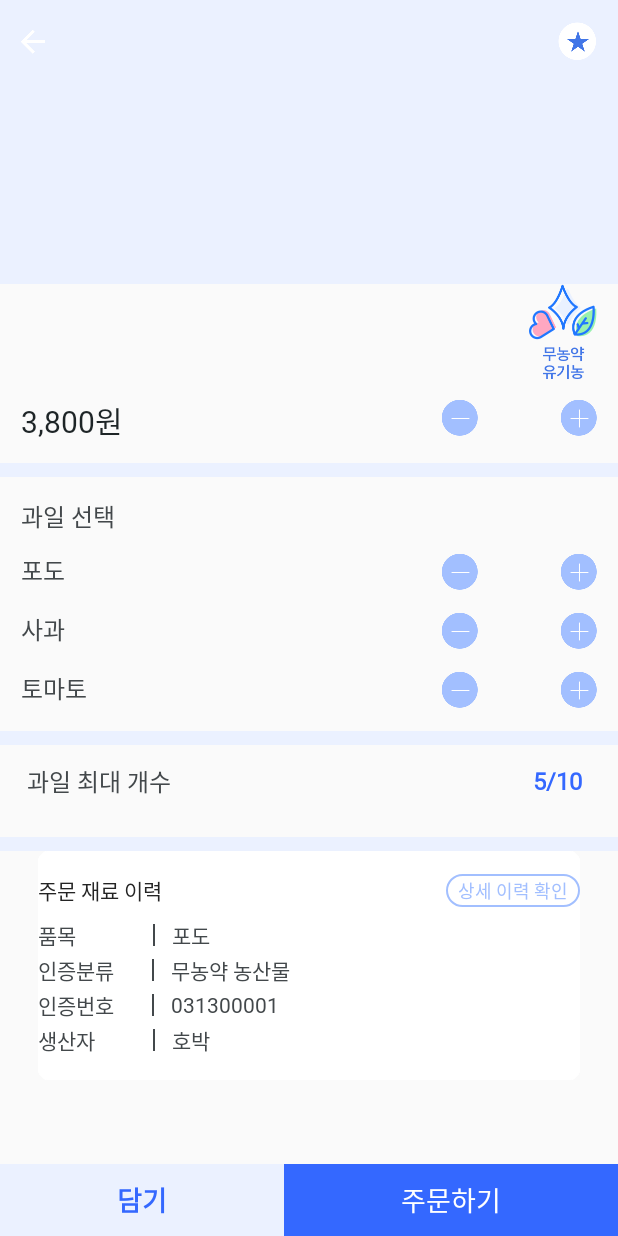
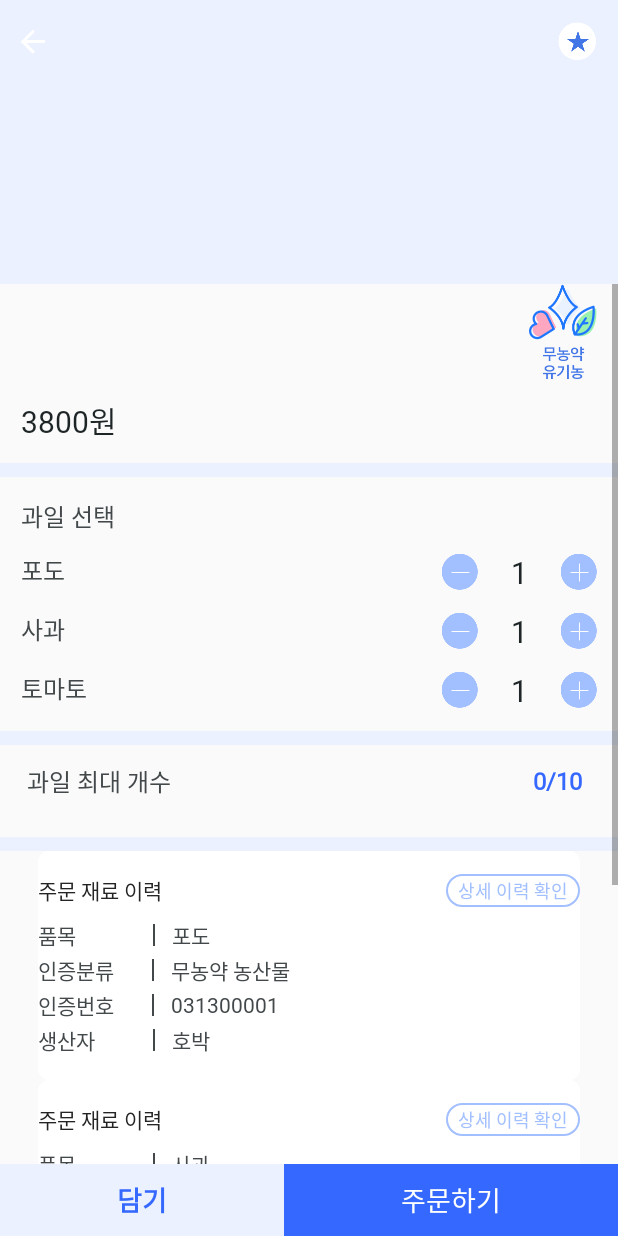
Before and after one commit to OrlaProject/Orla_Android, an Android app: the FruitDetailActivity screen opened directly, with no data from a screen before it, on a phone screen of 412 x 824 dp. Run offline under Robolectric (Android 15) with nearby library versions, the phone set to English and light mode, and no system bars.

Commit message:
FruitDetailActivity

```diff
--- a/app/src/main/java/com/genius/orla/UI/fruit/FruitDetailActivity.kt
+++ b/app/src/main/java/com/genius/orla/UI/fruit/FruitDetailActivity.kt
@@ -3,11 +3,102 @@ package com.genius.orla.UI.fruit
 import androidx.appcompat.app.AppCompatActivity
 import android.os.Bundle
 import com.genius.orla.R
+import kotlinx.android.synthetic.main.activity_check_order.*
+import kotlinx.android.synthetic.main.activity_fruit_detail.*
+import org.jetbrains.anko.toast
 
 class FruitDetailActivity : AppCompatActivity() {
+
+
+    var grapeCount : Int = 1
+    var appleCount : Int = 1
+    var tomatoCount : Int = 1
+
+    var totalFruit : Int = 0
 
     override fun onCreate(savedInstanceState: Bundle?) {
         super.onCreate(savedInstanceState)
         setContentView(R.layout.activity_fruit_detail)
+
+        setContent()
+        setOnBtnClickListener()
+    }
+
+    private fun setContent() {
+        txt_fruit_act_grape_count.text = grapeCount.toString()
+        txt_fruit_act_apple_count.text = appleCount.toString()
+        txt_fruit_act_tomato_count.text = tomatoCount.toString()
+
+        txt_fruit_act_maximum.text = totalFruit.toString()
+    }
+
+    private fun setOnBtnClickListener() {
+        // 포도
+        btn_fruit_act_grape_minus.setOnClickListener {
+            if(grapeCount ==1 || grapeCount <1)
+                toast("최소 수량 입니다.")
+
+            txt_fruit_act_grape_count.text = (grapeCount-1).toString()
+
+            totalFruit += grapeCount-1
+            txt_fruit_act_maximum.text = totalFruit.toString()
+        }
+
+        btn_fruit_act_grape_plus.setOnClickListener {
+            if(totalFruit == 10 || totalFruit>10 )
+                toast("최대 수량 입니다.")
+
+
+            txt_fruit_act_grape_count.text = (grapeCount+1).toString()
+
+            totalFruit += grapeCount+1
+            txt_fruit_act_maximum.text = totalFruit.toString()
+        }
+
+        //사과
+
+        btn_fruit_act_apple_minus.setOnClickListener {
+            if(appleCount ==1 || appleCount <1)
+                toast("최소 수량 입니다.")
+
+            txt_fruit_act_apple_count.text = (appleCount-1).toString()
+
+            totalFruit += appleCount-1
+            txt_fruit_act_maximum.text = totalFruit.toString()
+        }
+
+        btn_fruit_act_apple_plus.setOnClickListener {
+            if(totalFruit == 10 || totalFruit>10 )
+                toast("최대 수량 입니다.")
+
+
+            txt_fruit_act_apple_count.text = (appleCount+1).toString()
+
+            totalFruit += appleCount+1
+            txt_fruit_act_maximum.text = totalFruit.toString()
+        }
+
+        //토마토
+
+        btn_fruit_act_tomato_minus.setOnClickListener {
+            if(tomatoCount ==1 || tomatoCount <1)
+                toast("최소 수량 입니다.")
+
+            txt_fruit_act_tomato_count.text = (tomatoCount-1).toString()
+
+            totalFruit += tomatoCount-1
+            txt_fruit_act_maximum.text = totalFruit.toString()
+        }
+
+        btn_fruit_act_tomato_plus.setOnClickListener {
+            if(totalFruit == 10 || totalFruit>10 )
+                toast("최대 수량 입니다.")
+
+
+            txt_fruit_act_tomato_count.text = (tomatoCount+1).toString()
+
+            totalFruit += tomatoCount+1
+            txt_fruit_act_maximum.text = totalFruit.toString()
+        }
     }
 }
--- a/app/src/main/res/layout/activity_fruit_detail.xml
+++ b/app/src/main/res/layout/activity_fruit_detail.xml
@@ -37,6 +37,8 @@
             android:src="@drawable/star_icon"/>
     </RelativeLayout>
     <ScrollView
+        android:layout_paddingTop="16dp"
+        android:layout_above="@+id/ll_fruit_detail_btn"
         android:layout_below="@+id/img_fruit_act_thumb"
         android:layout_width="match_parent"
         android:layout_height="wrap_content">
@@ -99,47 +101,19 @@
             android:layout_marginTop="12dp">
 
             <TextView
+                android:id="@+id/txt_fruit_act_set_price"
                 android:layout_width="wrap_content"
                 android:layout_height="wrap_content"
                 android:textSize="20sp"
                 android:textColor="#1e2527"
                 android:fontFamily="@font/noto_sans_cjkkr_medium"
-                android:text="3,800원"/>
+                android:text="3800원"/>
 
 
             <RelativeLayout
                 android:layout_width="103dp"
                 android:layout_height="wrap_content"
                 android:layout_alignParentRight="true">
-
-                <ImageView
-                    android:id="@+id/btn_fruit_act_set_minus"
-                    android:layout_width="wrap_content"
-                    android:layout_height="wrap_content"
-                    android:layout_centerVertical="true"
-                    android:layout_alignParentLeft="true"
-                    android:src="@drawable/mino_icon"/>
-
-
-                <TextView
-                    android:id="@+id/txt_fruit_act_set_count"
-                    android:layout_width="wrap_content"
-                    android:layout_height="wrap_content"
-                    android:textSize="20sp"
-                    android:textColor="#1e2527"
-                    android:layout_centerHorizontal="true"
-                    android:gravity="end"
-                    android:fontFamily="@font/noto_sans_cjkkr_medium"
-                    tools:text="1"/>
-
-                <ImageView
-                    android:id="@+id/btn_fruit_act_set_plus"
-                    android:layout_width="wrap_content"
-                    android:layout_height="wrap_content"
-                    android:layout_centerVertical="true"
-                    android:layout_alignParentRight="true"
-                    android:src="@drawable/plus_icon"/>
-
 
             </RelativeLayout>
 
@@ -375,6 +349,7 @@
 
     <!-- 주문 재료 이력 : 포도 -->
     <LinearLayout
+        android:id="@+id/grape"
         android:layout_below="@+id/view3"
         android:paddingBottom="16dp"
         android:orientation="vertical"
@@ -419,7 +394,7 @@
                 android:background="@color/charcoal_grey"
                 android:layout_marginLeft="51.5dp"/>
             <TextView
-                android:id="@+id/txt_check_order_act_category"
+                android:id="@+id/txt_fruit_act_grape_category"
                 android:layout_marginLeft="11.5dp"
                 android:text="포도"
                 style="@style/regularCharcoalGrayStyle14sp"/>
@@ -440,7 +415,7 @@
                 android:background="@color/charcoal_grey"
                 android:layout_marginLeft="25.5dp"/>
             <TextView
-                android:id="@+id/txt_check_order_act_class"
+                android:id="@+id/txt_fruit_act_grape_class"
                 android:layout_marginLeft="11.5dp"
                 android:text="무농약 농산물"
                 style="@style/regularCharcoalGrayStyle14sp"/>
@@ -462,7 +437,7 @@
                 android:background="@color/charcoal_grey"
                 android:layout_marginLeft="25.5dp"/>
             <TextView
-                android:id="@+id/txt_check_order_act_number"
+                android:id="@+id/txt_fruit_act_grape_number"
                 android:layout_marginLeft="11.5dp"
                 android:text="031300001"
                 style="@style/regularCharcoalGrayStyle14sp"/>
@@ -483,7 +458,7 @@
                 android:background="@color/charcoal_grey"
                 android:layout_marginLeft="38.5dp"/>
             <TextView
-                android:id="@+id/txt_check_order_act_producer"
+                android:id="@+id/txt_fruit_act_grape_producer"
                 android:layout_marginLeft="11.5dp"
                 android:text="호박"
                 style="@style/regularCharcoalGrayStyle14sp"/>
@@ -493,7 +468,8 @@
 
     <!-- 주문 재료 이력 : 사과 -->
     <LinearLayout
-        android:layout_below="@+id/view3"
+        android:id="@+id/apple"
+        android:layout_below="@+id/grape"
         android:paddingBottom="16dp"
         android:orientation="vertical"
         android:layout_width="match_parent"
@@ -537,9 +513,9 @@
                 android:background="@color/charcoal_grey"
                 android:layout_marginLeft="51.5dp"/>
             <TextView
-                android:id="@+id/txt_check_order_act_category"
+                android:id="@+id/txt_fruit_detail_act_apple_category"
                 android:layout_marginLeft="11.5dp"
-                android:text="포도"
+                android:text="사과"
                 style="@style/regularCharcoalGrayStyle14sp"/>
         </LinearLayout>
 
@@ -558,7 +534,7 @@
                 android:background="@color/charcoal_grey"
                 android:layout_marginLeft="25.5dp"/>
             <TextView
-                android:id="@+id/txt_check_order_act_class"
+                android:id="@+id/txt_fruit_detail_act_apple_class"
                 android:layout_marginLeft="11.5dp"
                 android:text="무농약 농산물"
                 style="@style/regularCharcoalGrayStyle14sp"/>
@@ -580,7 +556,7 @@
                 android:background="@color/charcoal_grey"
                 android:layout_marginLeft="25.5dp"/>
             <TextView
-                android:id="@+id/txt_check_order_act_number"
+                android:id="@+id/txt_fruit_detail_act_apple_number"
                 android:layout_marginLeft="11.5dp"
                 android:text="031300001"
                 style="@style/regularCharcoalGrayStyle14sp"/>
@@ -601,9 +577,9 @@
                 android:background="@color/charcoal_grey"
                 android:layout_marginLeft="38.5dp"/>
             <TextView
-                android:id="@+id/txt_check_order_act_producer"
+                android:id="@+id/txt_fruit_detail_act_apple_producer"
                 android:layout_marginLeft="11.5dp"
-                android:text="호박"
+                android:text="김남길"
                 style="@style/regularCharcoalGrayStyle14sp"/>
         </LinearLayout>
 
@@ -611,7 +587,8 @@
 
     <!-- 주문 재료 이력 : 토마토 -->
     <LinearLayout
-        android:layout_below="@+id/view3"
+        android:id="@+id/tomato"
+        android:layout_below="@+id/apple"
         android:paddingBottom="16dp"
         android:orientation="vertical"
         android:layout_width="match_parent"
@@ -655,9 +632,9 @@
                 android:background="@color/charcoal_grey"
                 android:layout_marginLeft="51.5dp"/>
             <TextView
-                android:id="@+id/txt_check_order_act_category"
+                android:id="@+id/txt_fruit_act_tomato_category"
                 android:layout_marginLeft="11.5dp"
-                android:text="포도"
+                android:text="토마토"
                 style="@style/regularCharcoalGrayStyle14sp"/>
         </LinearLayout>
 
@@ -676,7 +653,7 @@
                 android:background="@color/charcoal_grey"
                 android:layout_marginLeft="25.5dp"/>
             <TextView
-                android:id="@+id/txt_check_order_act_class"
+                android:id="@+id/txt_fruit_act_tomatot_class"
                 android:layout_marginLeft="11.5dp"
                 android:text="무농약 농산물"
                 style="@style/regularCharcoalGrayStyle14sp"/>
@@ -698,7 +675,7 @@
                 android:background="@color/charcoal_grey"
                 android:layout_marginLeft="25.5dp"/>
             <TextView
-                android:id="@+id/txt_check_order_act_number"
+                android:id="@+id/txt_fruit_act_tomato_number"
                 android:layout_marginLeft="11.5dp"
                 android:text="031300001"
                 style="@style/regularCharcoalGrayStyle14sp"/>
@@ -719,18 +696,28 @@
                 android:background="@color/charcoal_grey"
                 android:layout_marginLeft="38.5dp"/>
             <TextView
-                android:id="@+id/txt_check_order_act_producer"
+                android:id="@+id/txt_fruit_act_tomato_producer"
                 android:layout_marginLeft="11.5dp"
-                android:text="호박"
+                android:text="정남순"
                 style="@style/regularCharcoalGrayStyle14sp"/>
         </LinearLayout>
 
     </LinearLayout>
 
 
+    <View
+        android:id="@+id/view4"
+        android:layout_width="match_parent"
+        android:layout_height="9dp"
+        android:layout_marginTop="13dp"
+        android:layout_below="@id/tomato"
+        android:background="@color/pale_grey"/>
+
+
 </RelativeLayout>
     </ScrollView>
     <LinearLayout
+        android:id="@+id/ll_fruit_detail_btn"
         android:layout_width="match_parent"
         android:layout_height="48dp"
         android:layout_alignParentBottom="true"
```
